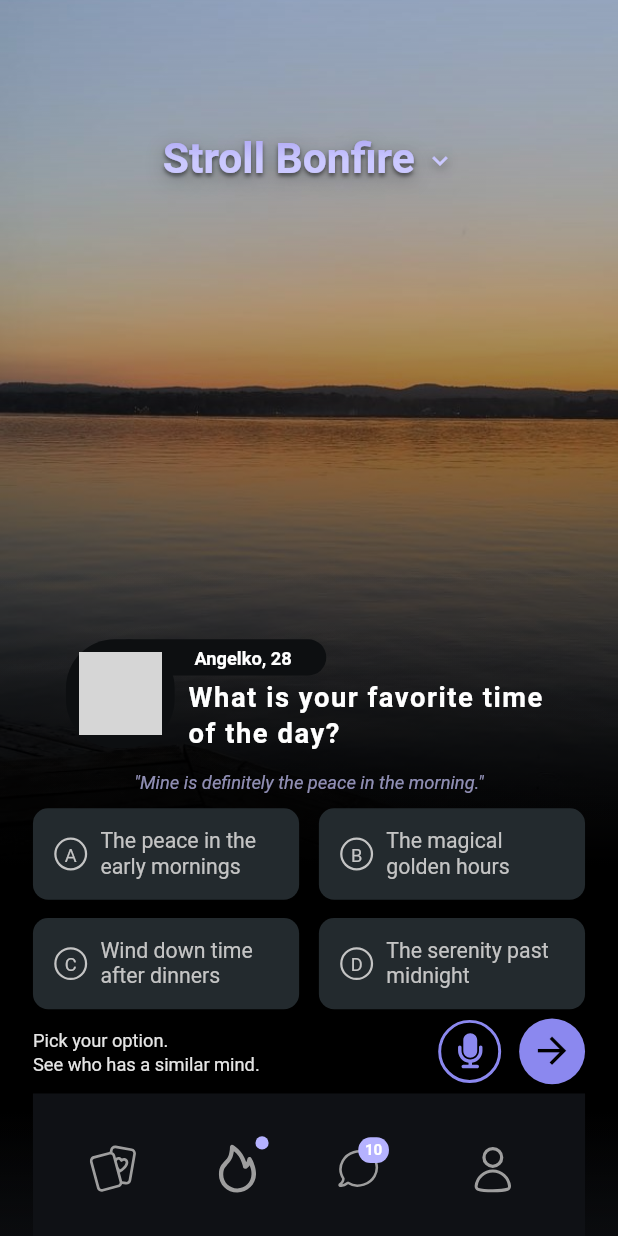
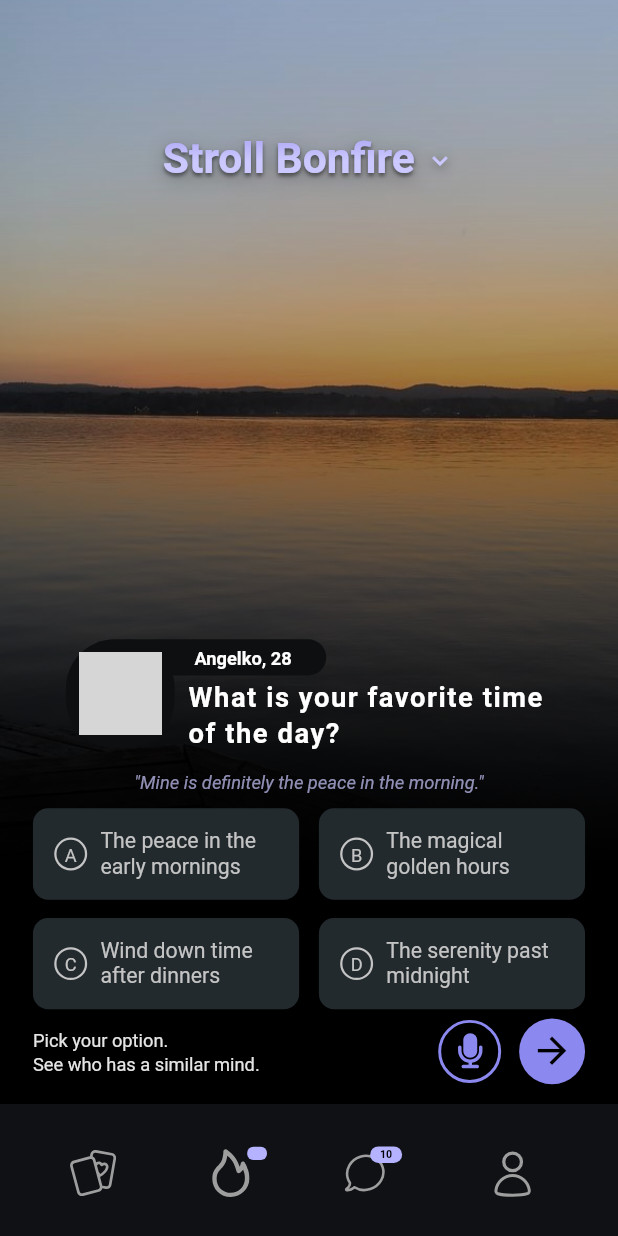
Before and after one commit to EMEDAT/stroll, a Flutter app: the screen it shows after launch, on a phone screen of 412 x 824 dp. Run offline on Flutter 3.47's test engine with Material 3 defaults, Android fonts, the phone set to English and light mode, and no system bars; our stand-ins replace equatable, flutter_bloc, flutter_screenutil, flutter_svg; Roboto replaces fonts that are missing (Proxima Nova); grey boxes are pictures that could not be loaded.

Commit message:
Refactor StrollBonfirePage and BottomNavigation for improved layout and usability; implement scrolling for content overflow, adjust padding, and enhance badge positioning.

```diff
--- a/stroll_bonfire/lib/features/stroll/presentation/pages/stroll_bonfire_page.dart
+++ b/stroll_bonfire/lib/features/stroll/presentation/pages/stroll_bonfire_page.dart
@@ -111,7 +111,12 @@ Widget _buildLoadedContent(BuildContext context, StrollLoaded state) {
                 ],
               ),
             ),
-            child: SingleChildScrollView( // Add scrolling to prevent overflow
+            child: Column( // Changed from SingleChildScrollView to Column
+              crossAxisAlignment: CrossAxisAlignment.start,
+              children: [
+                // Content section with padding
+                Expanded(
+                  child: SingleChildScrollView(
                     child: Padding(
                       padding: ResponsiveUtils.defaultScreenPadding,
                       child: Column(
@@ -122,12 +127,15 @@ Widget _buildLoadedContent(BuildContext context, StrollLoaded state) {
                           _buildOptionsGrid(context, state),
                           SizedBox(height: 6.h), // Further reduced spacing
                           _buildBottomSection(context, state),
-                    SizedBox(height: 6.h), // Further reduced spacing
-                    const BottomNavigation(),
-                    SizedBox(height: 12.h), // Extra space at bottom for larger icons
+                          SizedBox(height: 16.h), // Space before bottom nav
                         ],
                       ),
                     ),
+                  ),
+                ),
+                // Bottom navigation without padding - full width
+                const BottomNavigation(),
+              ],
             ),
           ),
         ),
--- a/stroll_bonfire/lib/features/stroll/presentation/widgets/bottom_navigation.dart
+++ b/stroll_bonfire/lib/features/stroll/presentation/widgets/bottom_navigation.dart
@@ -6,12 +6,16 @@ import 'package:flutter_svg/flutter_svg.dart';
 class BottomNavigation extends StatelessWidget {
   const BottomNavigation({super.key});
 
+
   @override
   Widget build(BuildContext context) {
     return Container(
       width: MediaQuery.of(context).size.width, // FULL SCREEN WIDTH
       color: const Color(0xFF0F1115), // #0F1115 BACKGROUND
-      padding: EdgeInsets.symmetric(vertical: 12.h), // NO horizontal padding, only vertical
+      padding: EdgeInsets.only(
+        top: 8.h, // Reduced from 12.h to move closer to top
+        bottom: 4.h, // Keep bottom padding for safe area
+      ),
       child: Row(
         mainAxisAlignment: MainAxisAlignment.spaceEvenly, // Use spaceEvenly for wider spread
         children: [
@@ -38,23 +42,23 @@ class BottomNavigation extends StatelessWidget {
         icon,
         if (showDot) // Purple dot badge
           Positioned(
-            top: 8.h,
-            right: 8.w,
+            top: 12.h,
+            right: 5.w,
             child: Container(
-              width: 8.w,
+              width: 12.w,
               height: 8.w,
-              decoration: const BoxDecoration(
-                color: Color(0xFFB5B2FF), // Background #B5B2FF
-                shape: BoxShape.circle,
+              decoration: BoxDecoration(
+                color: const Color(0xFFB5B2FF), // Background #B5B2FF
+                borderRadius: BorderRadius.circular(4.r), // Add this line for border radius
               ),
             ),
           ),
         if (count != null) // Purple count badge
           Positioned(
-            top: 6.h,
-            right: 6.w,
+            top: 9.h,
+            right: 2.w,
             child: Container(
-              padding: EdgeInsets.symmetric(horizontal: 4.w, vertical: 2.h),
+              padding: EdgeInsets.symmetric(horizontal: 6.w, vertical: 1.h),
               decoration: BoxDecoration(
                 color: const Color(0xFFB5B2FF), // Background #B5B2FF
                 borderRadius: BorderRadius.circular(8.r),
@@ -62,9 +66,9 @@ class BottomNavigation extends StatelessWidget {
               child: Text(
                 count.toString(),
                 style: TextStyle(
-                  color: Colors.white,
-                  fontSize: 10.sp,
-                  fontWeight: FontWeight.w600,
+                  color: const Color.fromARGB(255, 0, 0, 0),
+                  fontSize: 7.sp,
+                  fontWeight: FontWeight.w700,
                 ),
               ),
             ),
```
Lines whose indentation alone changed are shown as unchanged.
